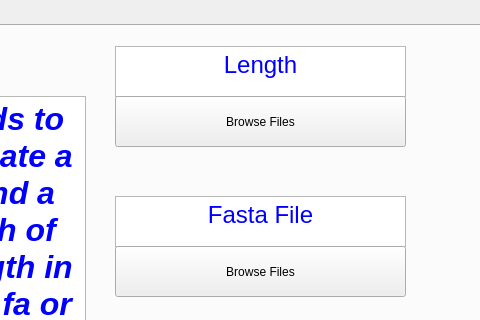
Old version of the form GUI_Genomics/mainwindow.ui in the repository BenjamLouis/Qt_Team_19; both pictures show x 507 to 987 and y 0 to 320 of the 987 by 566 pixel window.
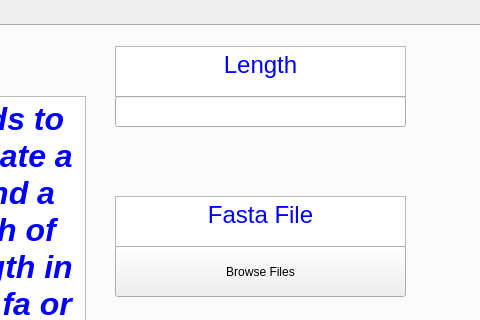
New version of the form. The open tabs and pages were chosen to show the change.

What changed in the file:
```diff
--- a/GUI_Genomics/mainwindow.ui
+++ b/GUI_Genomics/mainwindow.ui
@@ -265,20 +265,7 @@
 &lt;p align=&quot;center&quot; style=&quot; margin-top:0px; margin-bottom:0px; margin-left:0px; margin-right:0px; -qt-block-indent:0; text-indent:0px;&quot;&gt;&lt;span style=&quot; font-size:18pt; color:#0000ff;&quot;&gt;Bed File&lt;/span&gt;&lt;/p&gt;&lt;/body&gt;&lt;/html&gt;</string>
       </property>
      </widget>
-     <widget class="QPushButton" name="pushButton_6">
-      <property name="geometry">
-       <rect>
-        <x>620</x>
-        <y>70</y>
-        <width>291</width>
-        <height>51</height>
-       </rect>
-      </property>
-      <property name="text">
-       <string>Browse Files</string>
-      </property>
-     </widget>
-     <widget class="QPushButton" name="pushButton_7">
+     <widget class="QPushButton" name="FastaButton_Tab2">
       <property name="geometry">
        <rect>
         <x>620</x>
@@ -304,6 +291,16 @@
        <string>Browse Files</string>
       </property>
      </widget>
+     <widget class="QLineEdit" name="LengthLine">
+      <property name="geometry">
+       <rect>
+        <x>620</x>
+        <y>70</y>
+        <width>291</width>
+        <height>31</height>
+       </rect>
+      </property>
+     </widget>
     </widget>
    </widget>
   </widget>
```
Left out of the diff: 10 changed lines with no effect on the pictures.
